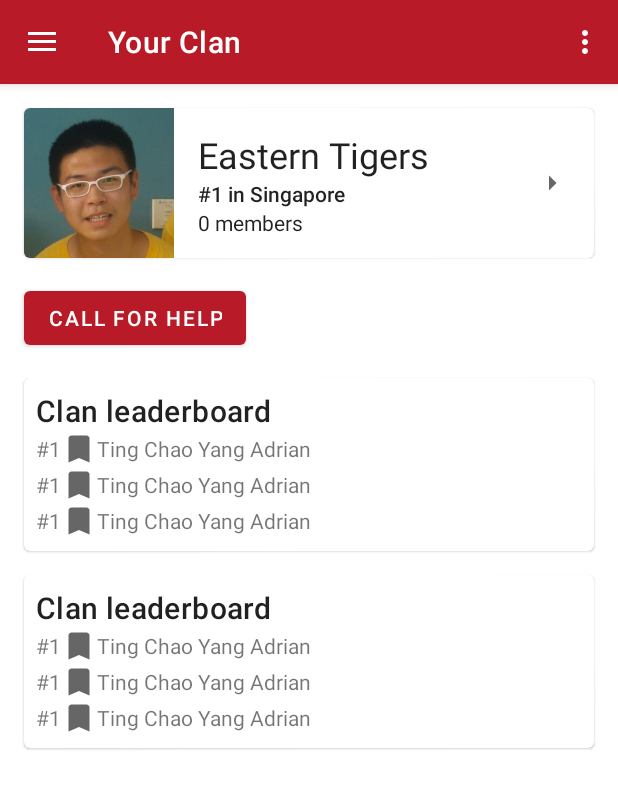
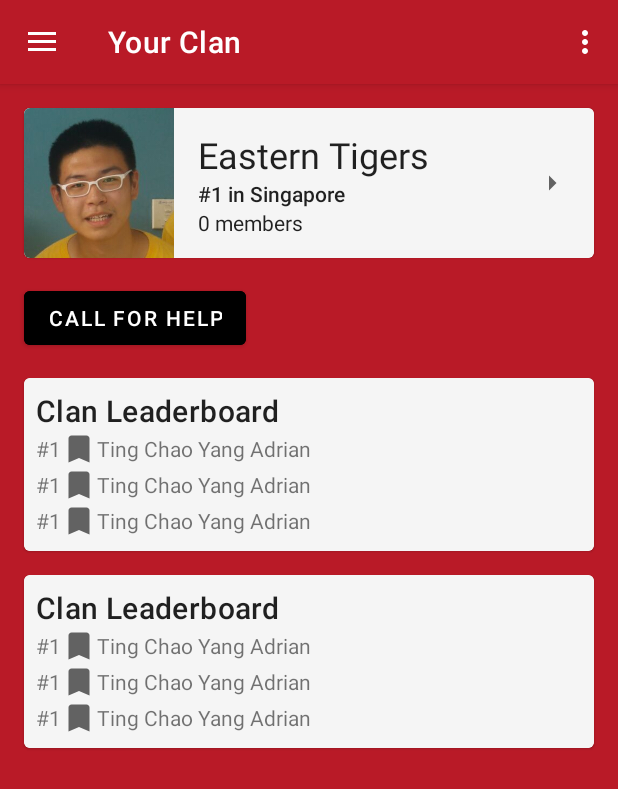
Before and after one commit to kaine119/code-dojo-2022, an Android app: the screen it shows after launch (MainActivity), on a phone screen of 412 x 824 dp. Shown: the top 789 px of the screen. Run offline under Robolectric (Android 15) with nearby library versions, the phone set to English and light mode, and no system bars; our stand-ins replace navigation-ui.

Commit message:
updated UI

```diff
--- a/app/src/main/res/layout/activity_main.xml
+++ b/app/src/main/res/layout/activity_main.xml
@@ -21,5 +21,8 @@
         android:layout_gravity="start"
         android:fitsSystemWindows="true"
         app:headerLayout="@layout/nav_header_main"
-        app:menu="@menu/activity_main_drawer" />
+        app:menu="@menu/activity_main_drawer"
+        app:itemTextColor="@color/nvred_normal"
+        app:itemIconTint="@color/nvred_normal"
+        android:background="#f5f5f5"/>
 </androidx.drawerlayout.widget.DrawerLayout>
--- a/app/src/main/res/layout/fragment_clan.xml
+++ b/app/src/main/res/layout/fragment_clan.xml
@@ -7,7 +7,8 @@
     android:clipToPadding="false"
     android:orientation="vertical"
     android:padding="16dp"
-    tools:context=".ui.clan.ClanFragment">
+    tools:context=".ui.clan.ClanFragment"
+    android:background="@color/nvred_normal">
 
     <com.google.android.material.card.MaterialCardView
         android:id="@+id/cardProfile"
@@ -18,7 +19,8 @@
 
         <androidx.constraintlayout.widget.ConstraintLayout
             android:layout_width="match_parent"
-            android:layout_height="match_parent">
+            android:layout_height="match_parent"
+            android:background="#f5f5f5">
 
             <ImageView
                 android:id="@+id/imageFilterView"
@@ -81,7 +83,8 @@
         android:layout_height="wrap_content"
         android:layout_marginVertical="16dp"
         android:text="Call for Help"
-        android:id="@+id/btn_request_help"/>
+        android:id="@+id/btn_request_help"
+        android:backgroundTint="@color/black"/>
 
 
     <com.google.android.material.card.MaterialCardView
@@ -92,12 +95,13 @@
             android:layout_width="match_parent"
             android:layout_height="match_parent"
             android:orientation="vertical"
-            android:padding="8dp">
+            android:padding="8dp"
+            android:background="#f5f5f5">
 
             <TextView
                 android:layout_width="wrap_content"
                 android:layout_height="wrap_content"
-                android:text="Clan leaderboard"
+                android:text="Clan Leaderboard"
                 android:textAppearance="?attr/textAppearanceHeadline6" />
 
 
@@ -181,12 +185,13 @@
             android:layout_width="match_parent"
             android:layout_height="match_parent"
             android:orientation="vertical"
-            android:padding="8dp">
+            android:padding="8dp"
+            android:background="#f5f5f5">
 
             <TextView
                 android:layout_width="wrap_content"
                 android:layout_height="wrap_content"
-                android:text="Clan leaderboard"
+                android:text="Clan Leaderboard"
                 android:textAppearance="?attr/textAppearanceHeadline6" />
 
 
--- a/app/src/main/res/layout/parcel_item_view.xml
+++ b/app/src/main/res/layout/parcel_item_view.xml
@@ -5,8 +5,7 @@
     android:layout_width="match_parent"
     android:layout_height="wrap_content"
     android:orientation="vertical"
-    android:paddingVertical="@dimen/activity_vertical_margin"
-    >
+    android:paddingVertical="@dimen/activity_vertical_margin">
 
     <LinearLayout
         android:layout_width="wrap_content"
```
Also changed, not shown: app/src/main/res/drawable/bookmark_bronze.xml (added, +10 -0 lines), app/src/main/res/drawable/bookmark_gold.xml (added, +10 -0 lines), app/src/main/res/drawable/bookmark_silver.xml (added, +10 -0 lines), app/src/main/res/layout/activity_prompt_request.xml (+15 -10 lines), app/src/main/res/layout/activity_request_for_help.xml (+17 -9 lines), app/src/main/res/layout/fragment_clanleaderboard.xml (+28 -6 lines), app/src/main/res/layout/fragment_sgleaderboard.xml (+26 -5 lines).
